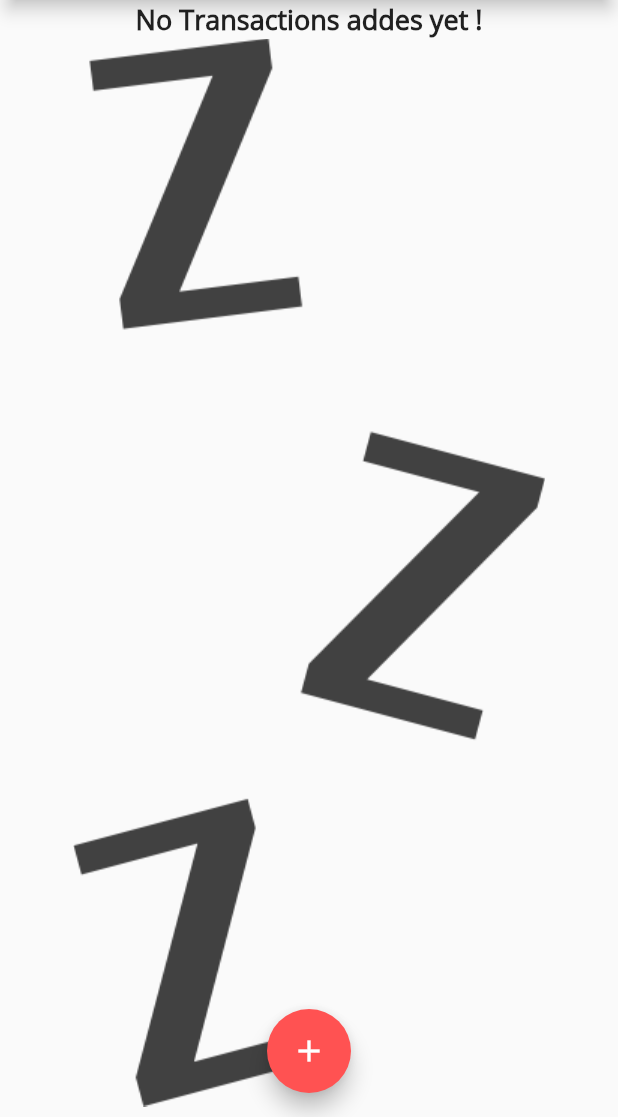
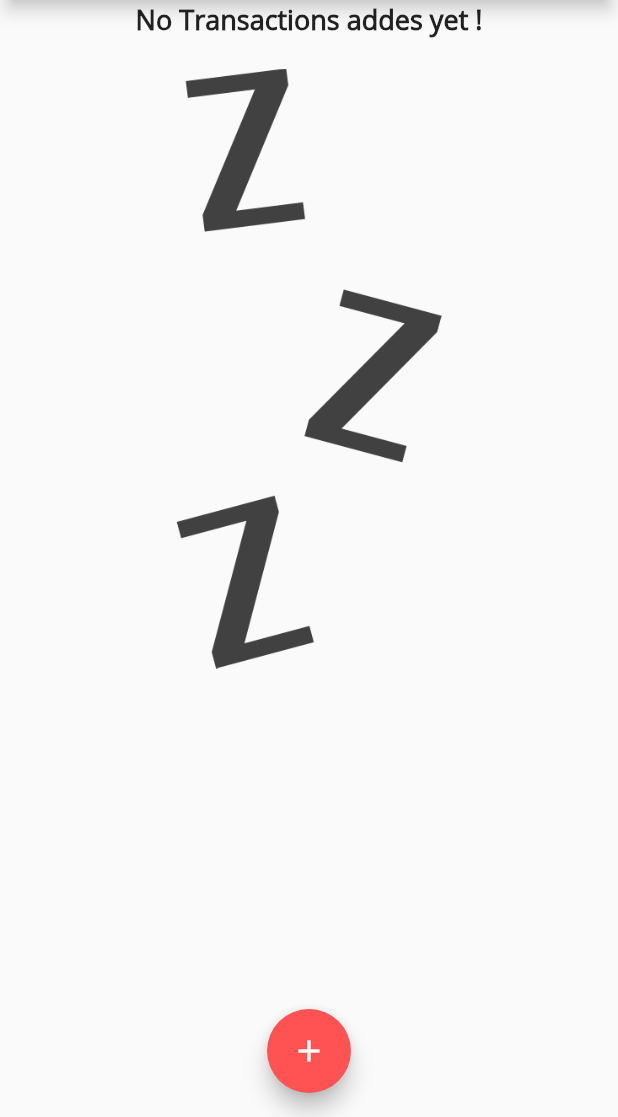
Before and after one commit to shubham0809200/expence, a Flutter app: the screen it shows after launch, on a phone screen of 412 x 824 dp, the part 119-1236 px from its top. Run offline on Flutter 3.47's test engine with Material 2 defaults, Android fonts, the phone set to English and light mode, and no system bars.

Commit message:
added no transaction image

```diff
--- a/lib/widgets/transaction_list.dart
+++ b/lib/widgets/transaction_list.dart
@@ -18,7 +18,16 @@ class TransactionList extends StatelessWidget {
                   'No Transactions addes yet !',
                   style: Theme.of(context).textTheme.title,
                 ),
-                Image.asset('assets/images/waiting.png'),
+                SizedBox(
+                  height: 20,
+                ),
+                Container(
+                  height: 400,
+                  child: Image.asset(
+                    'assets/images/waiting.png',
+                    fit: BoxFit.cover,
+                  ),
+                ),
               ],
             )
           : ListView.builder(
```
